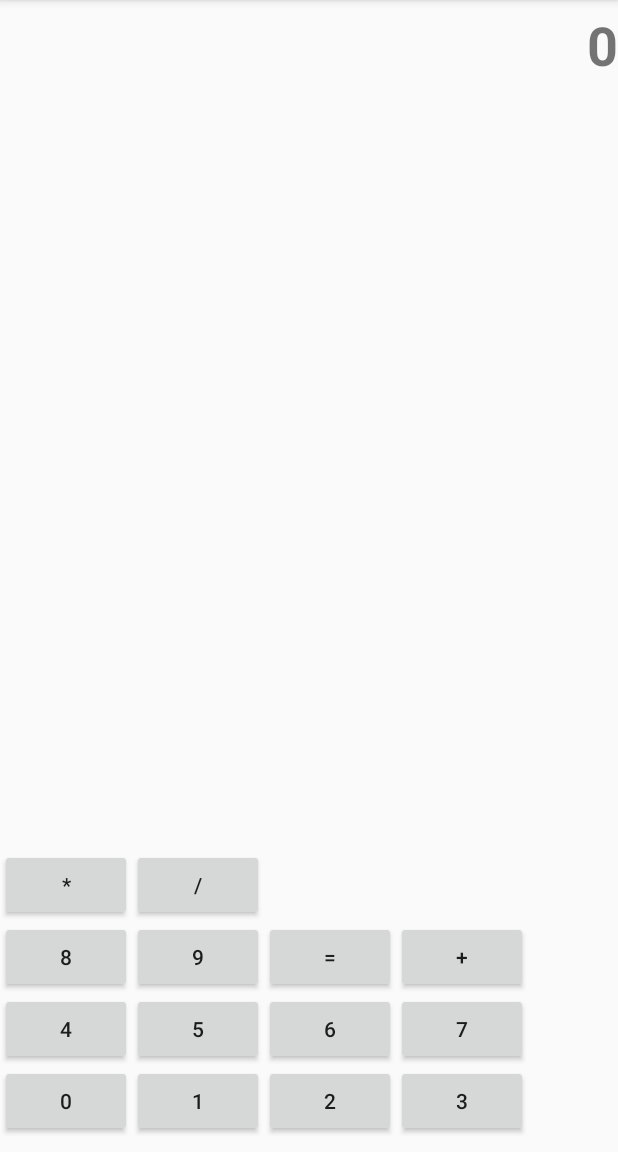
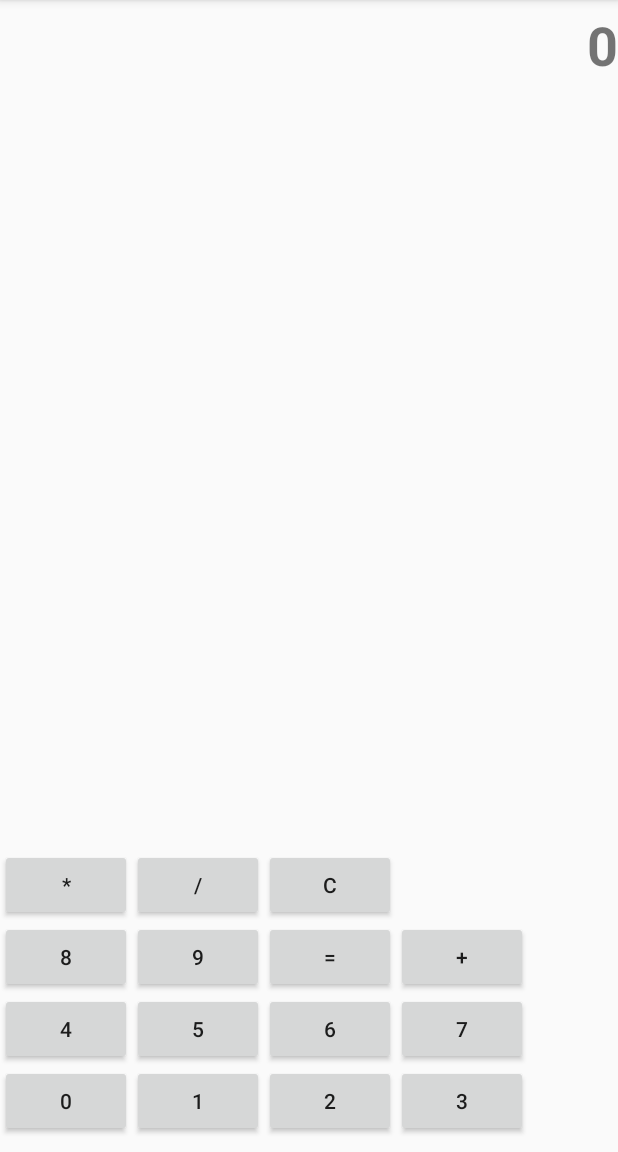
Before and after one commit to eukenecoloma/Calculator1, an Android app: the screen it shows after launch (MainActivity), on a phone screen of 412 x 824 dp, the part 84-1236 px from its top. Run offline under Robolectric (Android 15) with nearby library versions, the phone set to English and light mode, and no system bars.

Commit message:
cALCULATOR ADDED

```diff
--- a/app/src/main/res/layout/activity_main.xml
+++ b/app/src/main/res/layout/activity_main.xml
@@ -42,7 +42,8 @@
                 android:layout_height="wrap_content"
                 android:layout_column="0"
                 android:layout_row="2"
-                android:text="*" />
+                android:text="*"
+                android:onClick="operationButtonClicked"/>
 
             <Button
                 android:id="@+id/buttonDiv"
@@ -51,6 +52,14 @@
                 android:layout_column="1"
                 android:layout_row="29"
                 android:text="/" />
+            <Button
+                android:id="@+id/buttonC"
+                android:layout_width="wrap_content"
+                android:layout_height="wrap_content"
+                android:layout_column="2"
+                android:layout_row="29"
+                android:text="C"
+                android:onClick="clearButtonClicked"/>
 
         </TableRow>
 
```
Also changed, not shown: app/src/main/java/innova4b/com/calculator/Calculator.java (added, +44 -0 lines), app/src/main/java/innova4b/com/calculator/MainActivity.java (+28 -0 lines).
